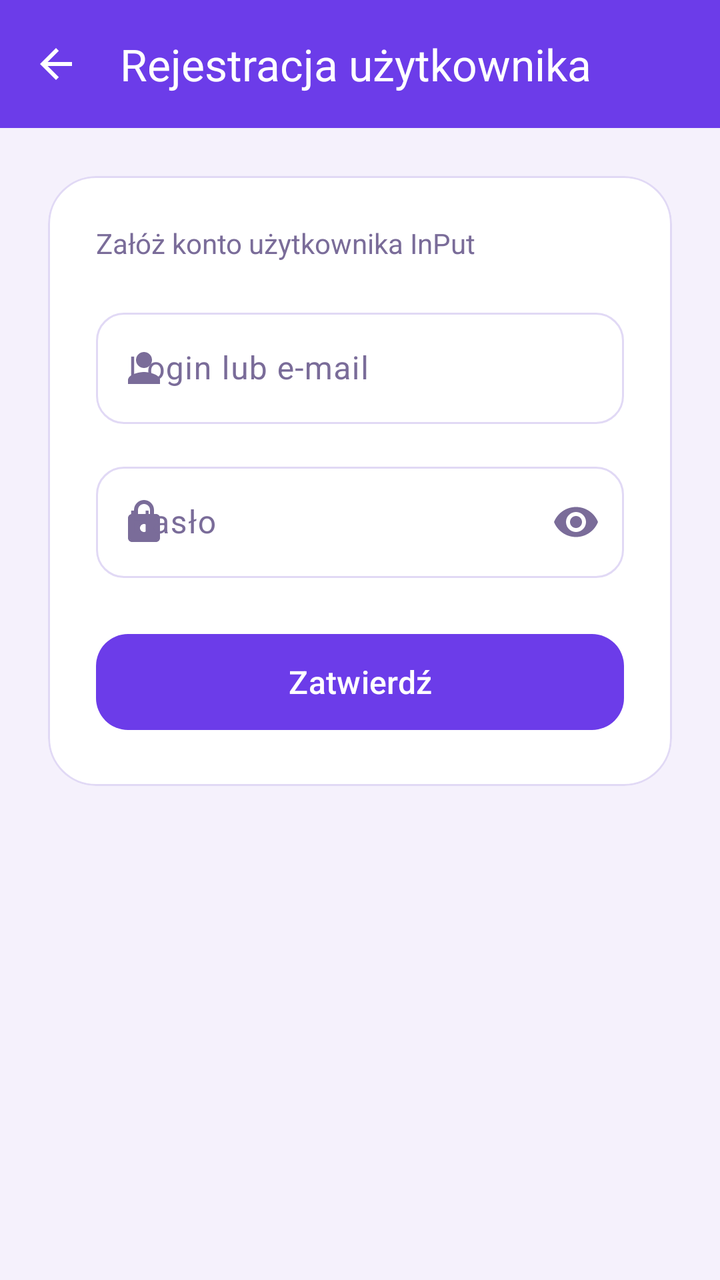
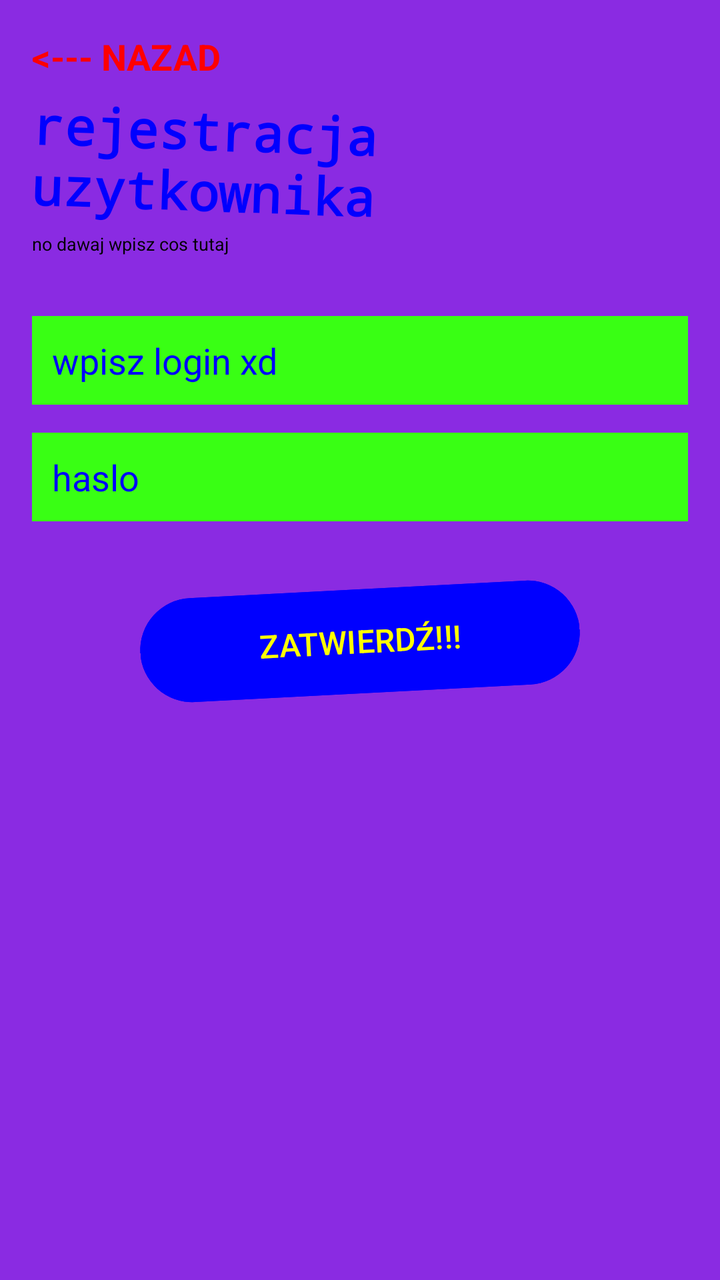

Compare the two renders of this Android layout. The source of the first and the diff that turns it into the second are given below.
<!-- AndroidManifest.xml: application theme Theme.DemoEmptyActivity -->
<!-- res/layout/activity_register_user.xml -->
<?xml version="1.0" encoding="utf-8"?>
<LinearLayout xmlns:android="http://schemas.android.com/apk/res/android"
        xmlns:app="http://schemas.android.com/apk/res-auto"
        xmlns:tools="http://schemas.android.com/tools"
        android:id="@+id/main"
        android:layout_width="match_parent"
        android:layout_height="match_parent"
        android:orientation="vertical"
        android:background="@color/purple_background"
        tools:context=".RegisterUserActivity">

    <com.google.android.material.appbar.MaterialToolbar
            android:id="@+id/toolbar"
            android:layout_width="match_parent"
            android:layout_height="?attr/actionBarSize"
            android:background="@color/purple_primary"
            app:title="Rejestracja użytkownika"
            app:titleTextColor="@color/white"
            app:navigationIcon="@drawable/ic_arrow_back"
            app:navigationIconTint="@color/white" />

    <androidx.core.widget.NestedScrollView
            android:layout_width="match_parent"
            android:layout_height="match_parent">

        <LinearLayout
                android:layout_width="match_parent"
                android:layout_height="wrap_content"
                android:orientation="vertical"
                android:padding="24dp">

            <com.google.android.material.card.MaterialCardView
                    android:layout_width="match_parent"
                    android:layout_height="wrap_content"
                    app:cardCornerRadius="24dp"
                    app:cardElevation="0dp"
                    app:strokeWidth="1dp"
                    app:strokeColor="@color/outline"
                    app:cardBackgroundColor="@color/surface">

                <LinearLayout
                        android:layout_width="match_parent"
                        android:layout_height="wrap_content"
                        android:orientation="vertical"
                        android:padding="24dp">

                    <TextView
                            android:layout_width="wrap_content"
                            android:layout_height="wrap_content"
                            android:text="Załóż konto użytkownika InPut"
                            android:textSize="14sp"
                            android:textColor="@color/text_muted"
                            android:layout_marginBottom="20dp" />

                    <com.google.android.material.textfield.TextInputLayout
                            android:id="@+id/tilLogin"
                            style="@style/Widget.Material3.TextInputLayout.OutlinedBox"
                            android:layout_width="match_parent"
                            android:layout_height="wrap_content"
                            android:hint="Login lub e-mail"
                            app:startIconDrawable="@drawable/ic_person"
                            app:boxCornerRadiusTopStart="14dp"
                            app:boxCornerRadiusTopEnd="14dp"
                            app:boxCornerRadiusBottomStart="14dp"
                            app:boxCornerRadiusBottomEnd="14dp"
                            android:layout_marginBottom="16dp">

                        <com.google.android.material.textfield.TextInputEditText
                                android:id="@+id/etLogin"
                                android:layout_width="match_parent"
                                android:layout_height="wrap_content"
                                android:inputType="text" />
                    </com.google.android.material.textfield.TextInputLayout>

                    <com.google.android.material.textfield.TextInputLayout
                            android:id="@+id/tilPassword"
                            style="@style/Widget.Material3.TextInputLayout.OutlinedBox"
                            android:layout_width="match_parent"
                            android:layout_height="wrap_content"
                            android:hint="Hasło"
                            app:startIconDrawable="@drawable/ic_lock"
                            app:endIconMode="password_toggle"
                            app:boxCornerRadiusTopStart="14dp"
                            app:boxCornerRadiusTopEnd="14dp"
                            app:boxCornerRadiusBottomStart="14dp"
                            app:boxCornerRadiusBottomEnd="14dp"
                            android:layout_marginBottom="24dp">

                        <com.google.android.material.textfield.TextInputEditText
                                android:id="@+id/etPassword"
                                android:layout_width="match_parent"
                                android:layout_height="wrap_content"
                                android:inputType="textPassword" />
                    </com.google.android.material.textfield.TextInputLayout>

                    <com.google.android.material.button.MaterialButton
                            android:id="@+id/btnSubmit"
                            android:layout_width="match_parent"
                            android:layout_height="56dp"
                            android:text="Zatwierdź"
                            android:textSize="16sp"
                            android:textAllCaps="false"
                            app:cornerRadius="16dp" />

                </LinearLayout>
            </com.google.android.material.card.MaterialCardView>

        </LinearLayout>
    </androidx.core.widget.NestedScrollView>

</LinearLayout>
<!-- resources referenced by this layout -->
<resources>
  <color name="outline">#E1D9F5</color>
  <color name="purple_background">#F5F1FC</color>
  <color name="purple_primary">#6C3CE9</color>
  <color name="surface">#FFFFFF</color>
  <color name="text_muted">#7A6C99</color>
  <color name="white">#FFFFFFFF</color>
  <!-- drawable ic_arrow_back (drawable) -->
  <vector xmlns:android="http://schemas.android.com/apk/res/android"
      android:width="24dp"
      android:height="24dp"
      android:viewportWidth="24"
      android:viewportHeight="24"
      android:tint="#FFFFFF">
      <path
          android:fillColor="#FF000000"
          android:pathData="M20,11H7.83l5.59,-5.59L12,4l-8,8 8,8 1.41,-1.41L7.83,13H20v-2z"/>
  </vector>
  <!-- drawable ic_lock (drawable) -->
  <vector xmlns:android="http://schemas.android.com/apk/res/android"
      android:width="24dp"
      android:height="24dp"
      android:viewportWidth="24"
      android:viewportHeight="24">
      <path
          android:fillColor="#FF000000"
          android:pathData="M18,8h-1L17,6c0,-2.76 -2.24,-5 -5,-5S7,3.24 7,6v2L6,8c-1.1,0 -2,0.9 -2,2v10c0,1.1 0.9,2 2,2h12c1.1,0 2,-0.9 2,-2L20,10c0,-1.1 -0.9,-2 -2,-2zM9,6c0,-1.66 1.34,-3 3,-3s3,1.34 3,3v2L9,8L9,6zM12,17c-1.1,0 -2,-0.9 -2,-2s0.9,-2 2,-2 2,0.9 2,2 -0.9,2 -2,2z"/>
  </vector>
  <!-- drawable ic_person (drawable) -->
  <vector xmlns:android="http://schemas.android.com/apk/res/android"
      android:width="24dp"
      android:height="24dp"
      android:viewportWidth="24"
      android:viewportHeight="24">
      <path
          android:fillColor="#FF000000"
          android:pathData="M12,12c2.21,0 4,-1.79 4,-4s-1.79,-4 -4,-4 -4,1.79 -4,4 1.79,4 4,4zM12,14c-2.67,0 -8,1.34 -8,4v2h16v-2c0,-2.66 -5.33,-4 -8,-4z"/>
  </vector>
  <style name="Theme.DemoEmptyActivity" parent="Base.Theme.DemoEmptyActivity" />
  <style name="Base.Theme.DemoEmptyActivity" parent="Theme.Material3.DayNight.NoActionBar">
          <item name="colorPrimary">@color/purple_primary</item>
          <item name="colorPrimaryDark">@color/purple_primary_dark</item>
          <item name="colorOnPrimary">@color/white</item>
          <item name="colorPrimaryContainer">@color/purple_container</item>
          <item name="colorOnPrimaryContainer">@color/text_dark</item>
          <item name="colorSecondary">@color/purple_primary</item>
          <item name="colorSurface">@color/surface</item>
          <item name="colorOnSurface">@color/text_dark</item>
          <item name="colorOnSurfaceVariant">@color/text_muted</item>
          <item name="colorOutline">@color/outline</item>
          <item name="android:windowBackground">@color/purple_background</item>
      </style>
  <color name="purple_primary_dark">#4B2AAE</color>
  <color name="purple_container">#EDE4FB</color>
  <color name="text_dark">#241442</color>
</resources>

<!-- the commit's change to res/layout/activity_register_user.xml (unified diff, before → after) -->
@@ -1,111 +1,79 @@
 <?xml version="1.0" encoding="utf-8"?>
 <LinearLayout xmlns:android="http://schemas.android.com/apk/res/android"
-        xmlns:app="http://schemas.android.com/apk/res-auto"
         xmlns:tools="http://schemas.android.com/tools"
         android:id="@+id/main"
         android:layout_width="match_parent"
         android:layout_height="match_parent"
         android:orientation="vertical"
-        android:background="@color/purple_background"
+        android:padding="16dp"
+        android:background="@color/purple_primary"
         tools:context=".RegisterUserActivity">
 
-    <com.google.android.material.appbar.MaterialToolbar
-            android:id="@+id/toolbar"
+    <TextView
+            android:id="@+id/btnBack"
+            android:layout_width="wrap_content"
+            android:layout_height="wrap_content"
+            android:text="&lt;--- NAZAD"
+            android:textColor="@color/bright_red"
+            android:textSize="18sp"
+            android:textStyle="bold"
+            android:clickable="true"
+            android:focusable="true" />
+
+    <TextView
+            android:id="@+id/tvTitle"
+            android:layout_width="wrap_content"
+            android:layout_height="wrap_content"
+            android:text="rejestracja uzytkownika"
+            android:textSize="26sp"
+            android:textStyle="bold"
+            android:fontFamily="monospace"
+            android:textColor="@color/bright_blue"
+            android:rotation="2"
+            android:layout_marginTop="10dp" />
+
+    <TextView
+            android:id="@+id/tvSubtitle"
+            android:layout_width="wrap_content"
+            android:layout_height="wrap_content"
+            android:text="no dawaj wpisz cos tutaj"
+            android:textSize="9sp"
+            android:textColor="@color/black"
+            android:layout_marginBottom="30dp" />
+
+    <EditText
+            android:id="@+id/etLogin"
             android:layout_width="match_parent"
-            android:layout_height="?attr/actionBarSize"
-            android:background="@color/purple_primary"
-            app:title="Rejestracja użytkownika"
-            app:titleTextColor="@color/white"
-            app:navigationIcon="@drawable/ic_arrow_back"
-            app:navigationIconTint="@color/white" />
+            android:layout_height="wrap_content"
+            android:hint="wpisz login xd"
+            android:inputType="text"
+            android:textColor="@color/bright_blue"
+            android:textColorHint="@color/bright_blue"
+            android:background="@color/neon_green"
+            android:padding="10dp"
+            android:layout_marginBottom="14dp" />
 
-    <androidx.core.widget.NestedScrollView
+    <EditText
+            android:id="@+id/etPassword"
             android:layout_width="match_parent"
-            android:layout_height="match_parent">
+            android:layout_height="wrap_content"
+            android:hint="haslo"
+            android:inputType="textPassword"
+            android:textColor="@color/bright_blue"
+            android:textColorHint="@color/bright_blue"
+            android:background="@color/neon_green"
+            android:padding="10dp"
+            android:layout_marginBottom="30dp" />
 
-        <LinearLayout
-                android:layout_width="match_parent"
-                android:layout_height="wrap_content"
-                android:orientation="vertical"
-                android:padding="24dp">
-
-            <com.google.android.material.card.MaterialCardView
-                    android:layout_width="match_parent"
-                    android:layout_height="wrap_content"
-                    app:cardCornerRadius="24dp"
-                    app:cardElevation="0dp"
-                    app:strokeWidth="1dp"
-                    app:strokeColor="@color/outline"
-                    app:cardBackgroundColor="@color/surface">
-
-                <LinearLayout
-                        android:layout_width="match_parent"
-                        android:layout_height="wrap_content"
-                        android:orientation="vertical"
-                        android:padding="24dp">
-
-                    <TextView
-                            android:layout_width="wrap_content"
-                            android:layout_height="wrap_content"
-                            android:text="Załóż konto użytkownika InPut"
-                            android:textSize="14sp"
-                            android:textColor="@color/text_muted"
-                            android:layout_marginBottom="20dp" />
-
-                    <com.google.android.material.textfield.TextInputLayout
-                            android:id="@+id/tilLogin"
-                            style="@style/Widget.Material3.TextInputLayout.OutlinedBox"
-                            android:layout_width="match_parent"
-                            android:layout_height="wrap_content"
-                            android:hint="Login lub e-mail"
-                            app:startIconDrawable="@drawable/ic_person"
-                            app:boxCornerRadiusTopStart="14dp"
-                            app:boxCornerRadiusTopEnd="14dp"
-                            app:boxCornerRadiusBottomStart="14dp"
-                            app:boxCornerRadiusBottomEnd="14dp"
-                            android:layout_marginBottom="16dp">
-
-                        <com.google.android.material.textfield.TextInputEditText
-                                android:id="@+id/etLogin"
-                                android:layout_width="match_parent"
-                                android:layout_height="wrap_content"
-                                android:inputType="text" />
-                    </com.google.android.material.textfield.TextInputLayout>
-
-                    <com.google.android.material.textfield.TextInputLayout
-                            android:id="@+id/tilPassword"
-                            style="@style/Widget.Material3.TextInputLayout.OutlinedBox"
-                            android:layout_width="match_parent"
-                            android:layout_height="wrap_content"
-                            android:hint="Hasło"
-                            app:startIconDrawable="@drawable/ic_lock"
-                            app:endIconMode="password_toggle"
-                            app:boxCornerRadiusTopStart="14dp"
-                            app:boxCornerRadiusTopEnd="14dp"
-                            app:boxCornerRadiusBottomStart="14dp"
-                            app:boxCornerRadiusBottomEnd="14dp"
-                            android:layout_marginBottom="24dp">
-
-                        <com.google.android.material.textfield.TextInputEditText
-                                android:id="@+id/etPassword"
-                                android:layout_width="match_parent"
-                                android:layout_height="wrap_content"
-                                android:inputType="textPassword" />
-                    </com.google.android.material.textfield.TextInputLayout>
-
-                    <com.google.android.material.button.MaterialButton
-                            android:id="@+id/btnSubmit"
-                            android:layout_width="match_parent"
-                            android:layout_height="56dp"
-                            android:text="Zatwierdź"
-                            android:textSize="16sp"
-                            android:textAllCaps="false"
-                            app:cornerRadius="16dp" />
-
-                </LinearLayout>
-            </com.google.android.material.card.MaterialCardView>
-
-        </LinearLayout>
-    </androidx.core.widget.NestedScrollView>
+    <Button
+            android:id="@+id/btnSubmit"
+            android:layout_width="220dp"
+            android:layout_height="60dp"
+            android:layout_gravity="center"
+            android:text="ZATWIERDŹ!!!"
+            android:textSize="16sp"
+            android:textColor="@color/bright_yellow"
+            android:backgroundTint="@color/bright_blue"
+            android:rotation="-3" />
 
 </LinearLayout>
<!-- resource entries referenced after the edit -->
@@ -1,58 +1,15 @@
 <!-- resources referenced by this layout -->
 <resources>
-  <color name="outline">#E1D9F5</color>
-  <color name="purple_background">#F5F1FC</color>
-  <color name="purple_primary">#6C3CE9</color>
-  <color name="surface">#FFFFFF</color>
-  <color name="text_muted">#7A6C99</color>
-  <color name="white">#FFFFFFFF</color>
-  <!-- drawable ic_arrow_back (drawable) -->
-  <vector xmlns:android="http://schemas.android.com/apk/res/android"
-      android:width="24dp"
-      android:height="24dp"
-      android:viewportWidth="24"
-      android:viewportHeight="24"
-      android:tint="#FFFFFF">
-      <path
-          android:fillColor="#FF000000"
-          android:pathData="M20,11H7.83l5.59,-5.59L12,4l-8,8 8,8 1.41,-1.41L7.83,13H20v-2z"/>
-  </vector>
-  <!-- drawable ic_lock (drawable) -->
-  <vector xmlns:android="http://schemas.android.com/apk/res/android"
-      android:width="24dp"
-      android:height="24dp"
-      android:viewportWidth="24"
-      android:viewportHeight="24">
-      <path
-          android:fillColor="#FF000000"
-          android:pathData="M18,8h-1L17,6c0,-2.76 -2.24,-5 -5,-5S7,3.24 7,6v2L6,8c-1.1,0 -2,0.9 -2,2v10c0,1.1 0.9,2 2,2h12c1.1,0 2,-0.9 2,-2L20,10c0,-1.1 -0.9,-2 -2,-2zM9,6c0,-1.66 1.34,-3 3,-3s3,1.34 3,3v2L9,8L9,6zM12,17c-1.1,0 -2,-0.9 -2,-2s0.9,-2 2,-2 2,0.9 2,2 -0.9,2 -2,2z"/>
-  </vector>
-  <!-- drawable ic_person (drawable) -->
-  <vector xmlns:android="http://schemas.android.com/apk/res/android"
-      android:width="24dp"
-      android:height="24dp"
-      android:viewportWidth="24"
-      android:viewportHeight="24">
-      <path
-          android:fillColor="#FF000000"
-          android:pathData="M12,12c2.21,0 4,-1.79 4,-4s-1.79,-4 -4,-4 -4,1.79 -4,4 1.79,4 4,4zM12,14c-2.67,0 -8,1.34 -8,4v2h16v-2c0,-2.66 -5.33,-4 -8,-4z"/>
-  </vector>
+  <color name="black">#FF000000</color>
+  <color name="bright_blue">#0000FF</color>
+  <color name="bright_red">#FF0000</color>
+  <color name="bright_yellow">#FFFF00</color>
+  <color name="neon_green">#39FF14</color>
+  <color name="purple_primary">#8A2BE2</color>
   <style name="Theme.DemoEmptyActivity" parent="Base.Theme.DemoEmptyActivity" />
   <style name="Base.Theme.DemoEmptyActivity" parent="Theme.Material3.DayNight.NoActionBar">
-          <item name="colorPrimary">@color/purple_primary</item>
-          <item name="colorPrimaryDark">@color/purple_primary_dark</item>
-          <item name="colorOnPrimary">@color/white</item>
-          <item name="colorPrimaryContainer">@color/purple_container</item>
-          <item name="colorOnPrimaryContainer">@color/text_dark</item>
-          <item name="colorSecondary">@color/purple_primary</item>
-          <item name="colorSurface">@color/surface</item>
-          <item name="colorOnSurface">@color/text_dark</item>
-          <item name="colorOnSurfaceVariant">@color/text_muted</item>
-          <item name="colorOutline">@color/outline</item>
-          <item name="android:windowBackground">@color/purple_background</item>
+          <item name="colorPrimary">@color/bright_red</item>
+          <item name="android:windowBackground">@color/neon_green</item>
       </style>
-  <color name="purple_primary_dark">#4B2AAE</color>
-  <color name="purple_container">#EDE4FB</color>
-  <color name="text_dark">#241442</color>
 </resources>
 
